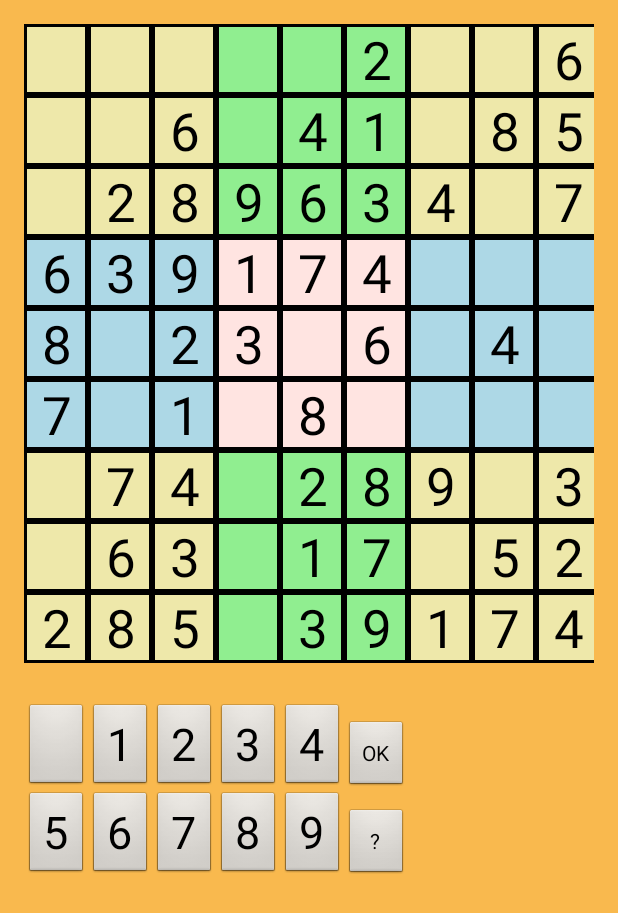
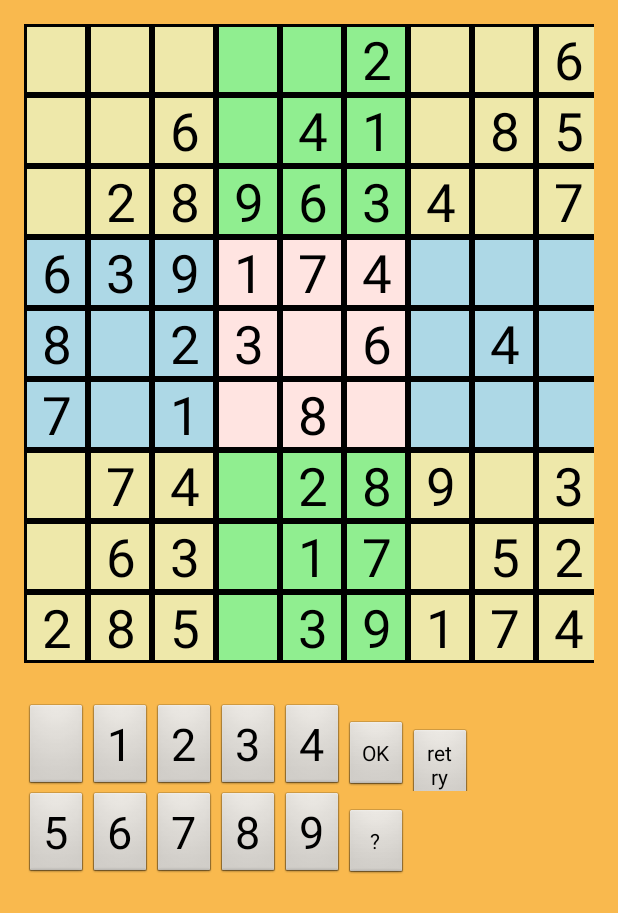
Before and after one commit to Sagadeyeva/Sudoku, an Android app: the GameActivity screen opened directly, with no data from a screen before it, on a phone screen of 412 x 824 dp. Shown: the top 913 px of the screen. Run offline under Robolectric (Android 15) with nearby library versions, the phone set to English and light mode, and no system bars.

Commit message:
Bug fixed
In one of tests one of the most difficult sudoku task in the world has been solved.

```diff
--- a/app/src/main/java/sveta/myapplication/GameActivity.java
+++ b/app/src/main/java/sveta/myapplication/GameActivity.java
@@ -22,6 +22,7 @@ public class GameActivity extends Activity {
 
 
     private Grid grid;
+    private Grid sourceGrid;
     private TableLayout table;
 
     private int selectedX = -1;
@@ -35,6 +36,7 @@ public class GameActivity extends Activity {
         try {
             setContentView(R.layout.activity_game);
             grid = Grid.generate(40);
+
 
             Log.i(TAG, "We are here");
 
@@ -102,6 +104,7 @@ public class GameActivity extends Activity {
 //кнопки для вставления чиесл польхователем в сетку
             TableRow firstButtonRow = new TableRow(this);
             TableRow secondButtonRow = new TableRow(this);
+            TableRow thirdButtonRow = new TableRow(this);
 
             for (int i = 0; i < 10; i++) {
                 Button number = new Button(this);
@@ -139,6 +142,27 @@ public class GameActivity extends Activity {
 
             }
 
+            Button retry=new Button(this);
+            retry.setText("retry");
+            retry.setOnClickListener(new View.OnClickListener() {
+                @Override
+                public void onClick(View v) {
+                    try {
+                        grid = new Grid(sourceGrid);
+                        for (int j = 0; j < 9; j++) {
+                            TableRow row = (TableRow) table.getChildAt(j);
+                            for (int i = 0; i < 9; i++) {
+                                TextView text = (TextView) row.getChildAt(i);
+                                text.setText(String.valueOf(grid.getElement(i, j)));
+                            }
+                        }
+                    } catch (Exception e) {
+                        Log.i(TAG, e.toString());
+                    }
+                }
+            });
+
+
             Button check = new Button(this);
             check.setText("OK");
 
@@ -170,7 +194,7 @@ public class GameActivity extends Activity {
 
             Button solve = new Button(this);
             solve.setText("?");
-            solve.setOnClickListener( new View.OnClickListener() {
+            solve.setOnClickListener(new View.OnClickListener() {
                 @Override
                 public void onClick(View v) {
 
@@ -188,16 +212,21 @@ public class GameActivity extends Activity {
                     } catch (Exception e) {
                         Log.i(TAG, e.toString());
                     }
-                }});
+                }
+            });
+
 
             secondButtonRow.addView(solve);
             firstButtonRow.addView(check);
+            firstButtonRow.addView(retry);
+
             TableRow emptyRow = new TableRow(this);
             emptyRow.setMinimumHeight(40);
             table.addView(emptyRow);
 
             table.addView(firstButtonRow);
             table.addView(secondButtonRow);
+
 
         } catch (Exception e) {
             Log.i(TAG, e.toString());
```
